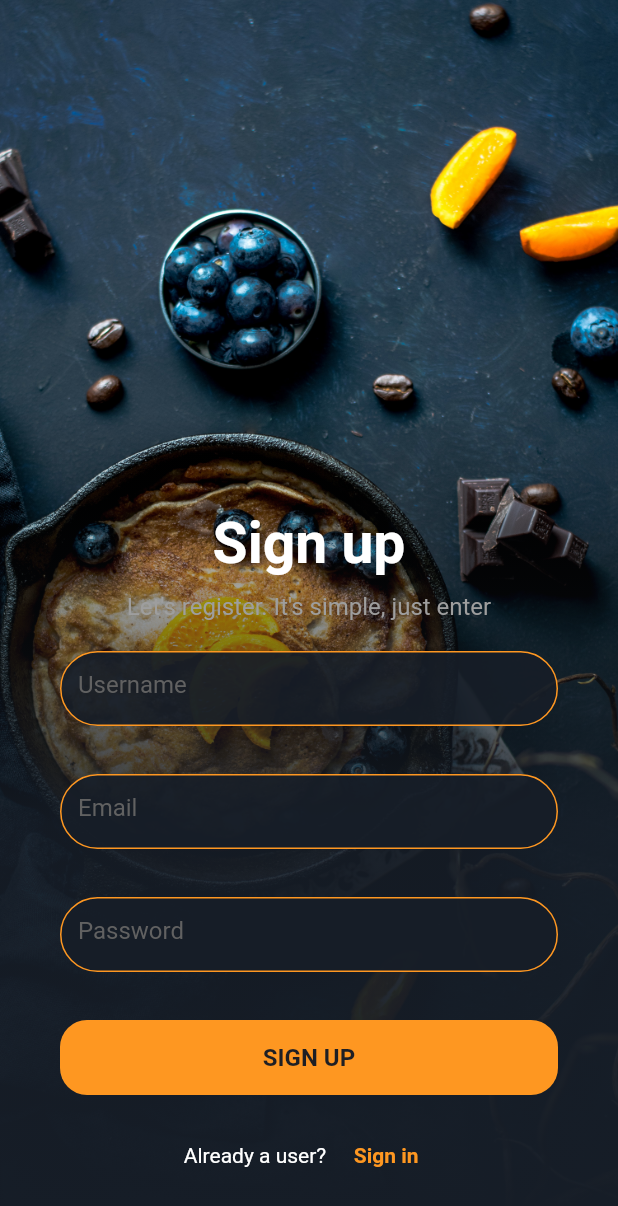
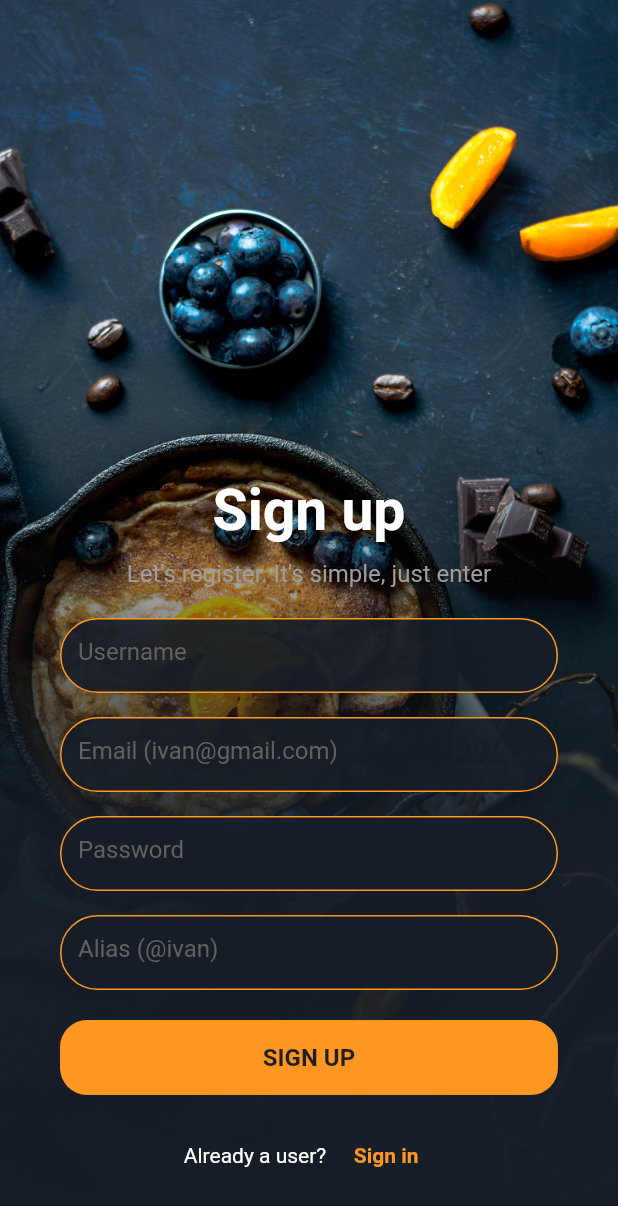
Before and after one commit to profectus200/inno-cart, a Flutter app: the MyRegister screen opened by its route, on a phone screen of 412 x 824 dp. Shown: the top 1206 px of the screen. Run offline on Flutter 3.47's test engine with Material 2 defaults, Android fonts, the phone set to English and light mode, and no system bars; our stand-ins replace bottom_navy_bar, equatable, flutter_screenutil, flutter_secure_storage, image_picker; accounts and stored records are empty.

Commit message:
That’s one small step for a man, one giant leap for mankind

```diff
--- a/lib/main.dart
+++ b/lib/main.dart
@@ -13,7 +13,6 @@ void main() {
   runApp(MaterialApp(
     debugShowCheckedModeBanner: false,
     home: const MyLogin(),
-    // home: CustomizedBottomNavigationBar(),
     theme: myAppTheme,
     routes: {
       'register': (context) => const MyRegister(),
--- a/lib/presentation/app_pages/my_orders/add_post_page.dart
+++ b/lib/presentation/app_pages/my_orders/add_post_page.dart
@@ -121,6 +121,11 @@ class _MyAddPost extends State<MyAddPost> {
                       setState(() {
                         description = value;
                       });
+                    },
+                    validator: (value) {
+                      if (value == null || value.isEmpty) {
+                        return 'Description cannot be empty';
+                      } return null;
                     },
                   ),
                   const SizedBox(
--- a/lib/presentation/auth/register_page.dart
+++ b/lib/presentation/auth/register_page.dart
@@ -13,9 +13,9 @@ Color colors = const Color(0xfffe9721);
 
 class _MyRegisterState extends State<MyRegister> {
   final TextEditingController _usernameController = TextEditingController();
+  final TextEditingController _emailController = TextEditingController();
   final TextEditingController _passwordController = TextEditingController();
   final TextEditingController _aliasController = TextEditingController();
-  final TextEditingController _emailController = TextEditingController();
 
   @override
   Widget build(BuildContext context) {
@@ -87,7 +87,7 @@ class _MyRegisterState extends State<MyRegister> {
                         ),
                       ),
                       const SizedBox(
-                        height: 32,
+                        height: 16,
                       ),
                       Container(
                         height: 50,
@@ -97,7 +97,7 @@ class _MyRegisterState extends State<MyRegister> {
                           style: const TextStyle(
                               fontSize: 16, color: Colors.white),
                           decoration: InputDecoration(
-                            hintText: "Email",
+                            hintText: "Email (ivan@gmail.com)",
                             hintStyle: TextStyle(color: Colors.grey.shade700),
                             filled: true,
                             fillColor: const Color(0xff161d27).withOpacity(0.9),
@@ -113,7 +113,7 @@ class _MyRegisterState extends State<MyRegister> {
                         ),
                       ),
                       const SizedBox(
-                        height: 32,
+                        height: 16,
                       ),
                       Container(
                         height: 50,
@@ -140,7 +140,33 @@ class _MyRegisterState extends State<MyRegister> {
                         ),
                       ),
                       const SizedBox(
-                        height: 32,
+                        height: 16,
+                      ),
+                      Container(
+                        height: 50,
+                        margin: const EdgeInsets.only(left: 40, right: 40),
+                        child: TextField(
+                          controller: _aliasController,
+                          style: const TextStyle(
+                              fontSize: 16, color: Colors.white),
+                          decoration: InputDecoration(
+                            hintText: "Alias (@ivan)",
+                            hintStyle: TextStyle(color: Colors.grey.shade700),
+                            filled: true,
+                            fillColor: const Color(0xff161d27).withOpacity(0.9),
+                            enabledBorder: OutlineInputBorder(
+                                borderRadius: BorderRadius.circular(30),
+                                borderSide:
+                                const BorderSide(color: AppColors.primary)),
+                            focusedBorder: OutlineInputBorder(
+                                borderRadius: BorderRadius.circular(30),
+                                borderSide:
+                                const BorderSide(color: AppColors.primary)),
+                          ),
+                        ),
+                      ),
+                      const SizedBox(
+                        height: 20,
                       ),
                       Container(
                         height: 50,
```
Also changed, not shown: 3 other files.
